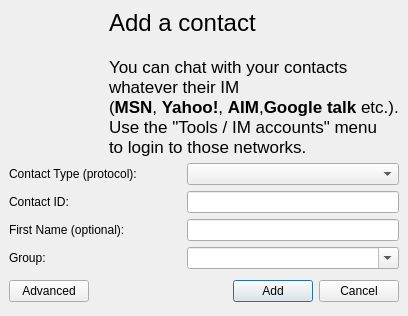
Above: wengophone/src/presentation/qt/imcontact/SimpleAddIMContact.ui from tkrotoff/WengoPhone before the change. Below: the same form after it.
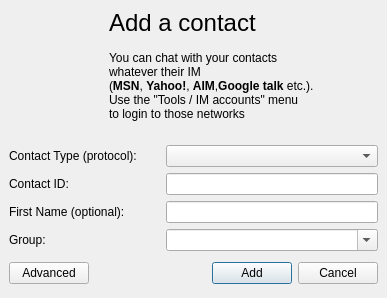
That is the form after the change. Icons and pictures are not drawn.

Commit message: - Work on the login window - ui fix in the add contact window

```diff
--- a/wengophone/src/presentation/qt/imcontact/SimpleAddIMContact.ui
+++ b/wengophone/src/presentation/qt/imcontact/SimpleAddIMContact.ui
@@ -473,7 +473,7 @@
       </palette>
      </property>
      <property name="text" >
-      <string>&lt;html>&lt;head>&lt;meta name="qrichtext" content="1" />&lt;/head>&lt;body style=" white-space: pre-wrap; font-family:Lucida Grande; font-size:13pt; font-weight:400; font-style:normal; text-decoration:none;">&lt;p style=" margin-top:0px; margin-bottom:0px; margin-left:0px; margin-right:0px; -qt-block-indent:0; text-indent:0px;">&lt;span style=" font-size:18pt;">Add a contact&lt;/span>&lt;br />&lt;br />You can chat with your contacts&lt;/p>&lt;p style=" margin-top:0px; margin-bottom:0px; margin-left:0px; margin-right:0px; -qt-block-indent:0; text-indent:0px;">whatever their IM&lt;br />(&lt;span style=" font-weight:600;">MSN&lt;/span>, &lt;span style=" font-weight:600;">Yahoo!&lt;/span>, &lt;span style=" font-weight:600;">AIM&lt;/span>,&lt;span style=" font-weight:600;">Google talk&lt;/span> etc.).&lt;br />Use the "Tools / IM accounts" menu&lt;/p>&lt;p style=" margin-top:0px; margin-bottom:0px; margin-left:0px; margin-right:0px; -qt-block-indent:0; text-indent:0px;">to login to those networks.&lt;/p>&lt;/body>&lt;/html></string>
+      <string>&lt;span style="font-size:18pt;">Add a contact&lt;/span>&lt;br>&lt;br>&lt;span>You can chat with your contacts&lt;br> whatever their IM&lt;br>(&lt;b>MSN&lt;/b>, &lt;b>Yahoo!&lt;/b>, &lt;b>AIM&lt;/b>,&lt;b>Google talk&lt;/b> etc.).&lt;br>Use the "Tools / IM accounts" menu&lt;br>to login to those networks&lt;/span></string>
      </property>
      <property name="wordWrap" >
       <bool>false</bool>
```
The commit also changes 5 other files.
